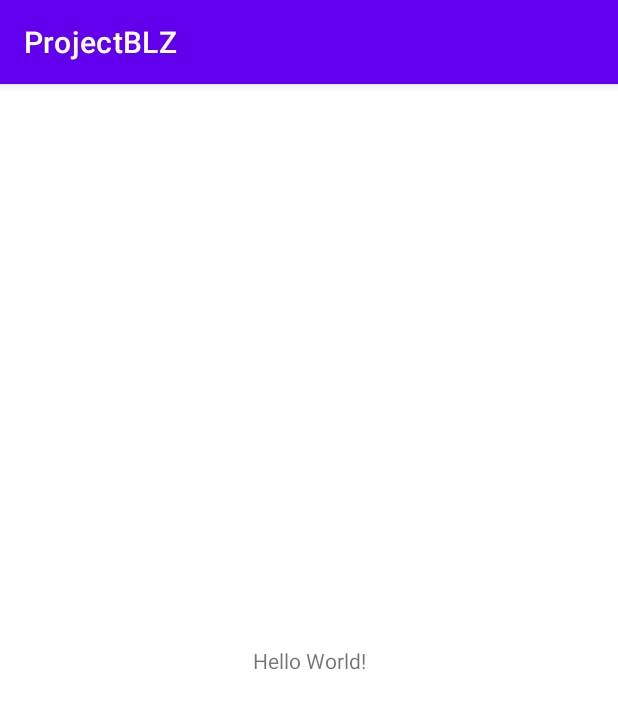
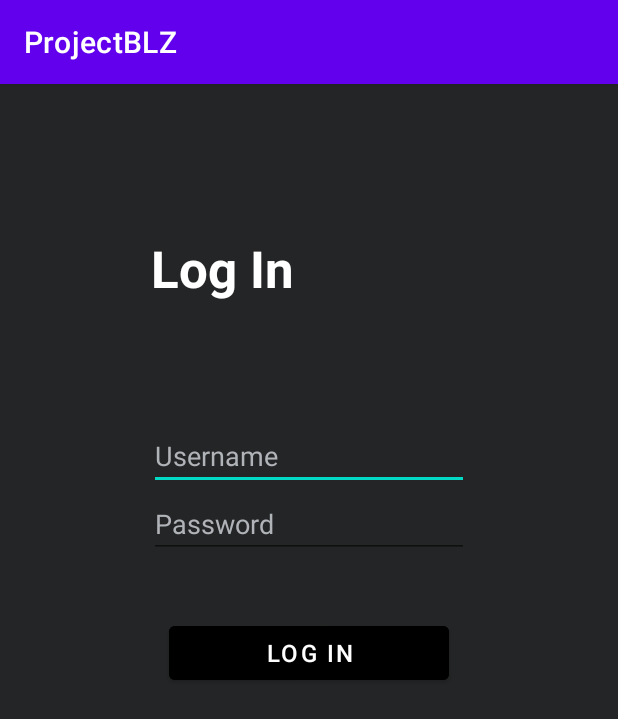
Before and after one commit to ZhouRicky/CIS-4515-Binns-Lan-Zhou, an Android app: the screen it shows after launch (LoginActivity), on a phone screen of 412 x 824 dp. Shown: the top 719 px of the screen. Run offline under Robolectric (Android 15) with nearby library versions, the phone set to English and light mode, and no system bars.

Commit message:
Started login screen creation

```diff
--- a/ProjectBLZ/app/src/main/res/layout/activity_login.xml
+++ b/ProjectBLZ/app/src/main/res/layout/activity_login.xml
@@ -4,15 +4,75 @@
     xmlns:tools="http://schemas.android.com/tools"
     android:layout_width="match_parent"
     android:layout_height="match_parent"
+    android:background="@color/dark_gray"
     tools:context=".LoginActivity">
 
     <TextView
+        android:id="@+id/loginTextView"
         android:layout_width="wrap_content"
         android:layout_height="wrap_content"
-        android:text="Hello World!"
-        app:layout_constraintBottom_toBottomOf="parent"
-        app:layout_constraintLeft_toLeftOf="parent"
-        app:layout_constraintRight_toRightOf="parent"
+        android:layout_marginTop="100dp"
+        android:text="@string/login_title_text"
+        android:textColor="@color/white"
+        android:textSize="34sp"
+        android:textStyle="bold"
+        app:layout_constraintEnd_toEndOf="parent"
+        app:layout_constraintHorizontal_bias="0.317"
+        app:layout_constraintStart_toStartOf="parent"
         app:layout_constraintTop_toTopOf="parent" />
 
+    <EditText
+        android:id="@+id/usernameEditText"
+        android:layout_width="wrap_content"
+        android:layout_height="wrap_content"
+        android:layout_marginTop="80dp"
+        android:ems="10"
+        android:hint="Username"
+        android:inputType="textPersonName"
+        android:textColor="@color/white"
+        android:textColorHint="#B0B3B8"
+        app:layout_constraintEnd_toEndOf="parent"
+        app:layout_constraintHorizontal_bias="0.5
+"
+        app:layout_constraintStart_toStartOf="parent"
+        app:layout_constraintTop_toBottomOf="@+id/loginTextView" />
+
+    <EditText
+        android:id="@+id/passwordEditText"
+        android:layout_width="wrap_content"
+        android:layout_height="wrap_content"
+        android:ems="10"
+        android:hint="Password"
+        android:inputType="textPassword"
+        android:textColor="@color/white"
+        android:textColorHint="#B0B3B8"
+        app:layout_constraintEnd_toEndOf="parent"
+        app:layout_constraintHorizontal_bias="0.5"
+        app:layout_constraintStart_toStartOf="parent"
+        app:layout_constraintTop_toBottomOf="@+id/usernameEditText" />
+
+    <TextView
+        android:id="@+id/incorrectInfoTextView"
+        android:layout_width="wrap_content"
+        android:layout_height="wrap_content"
+        android:ems="12"
+        android:textColor="@android:color/holo_red_light"
+        app:layout_constraintEnd_toEndOf="parent"
+        app:layout_constraintHorizontal_bias="0.5"
+        app:layout_constraintStart_toStartOf="parent"
+        app:layout_constraintTop_toBottomOf="@+id/passwordEditText" />
+
+    <Button
+        android:id="@+id/loginButton"
+        android:layout_width="wrap_content"
+        android:layout_height="wrap_content"
+        android:layout_marginTop="20dp"
+        android:backgroundTint="@color/black"
+        android:ems="10"
+        android:text="@string/login_button"
+        android:textSize="16sp"
+        app:layout_constraintEnd_toEndOf="parent"
+        app:layout_constraintHorizontal_bias="0.5"
+        app:layout_constraintStart_toStartOf="parent"
+        app:layout_constraintTop_toBottomOf="@+id/incorrectInfoTextView" />
 </androidx.constraintlayout.widget.ConstraintLayout>
--- a/ProjectBLZ/app/src/main/res/values/colors.xml
+++ b/ProjectBLZ/app/src/main/res/values/colors.xml
@@ -7,4 +7,5 @@
     <color name="teal_700">#FF018786</color>
     <color name="black">#FF000000</color>
     <color name="white">#FFFFFFFF</color>
+    <color name="dark_gray">#242526</color>
 </resources>
--- a/ProjectBLZ/app/src/main/res/values/strings.xml
+++ b/ProjectBLZ/app/src/main/res/values/strings.xml
@@ -1,3 +1,5 @@
 <resources>
     <string name="app_name">ProjectBLZ</string>
+    <string name="login_title_text">Log In</string>
+    <string name="login_button">Log in</string>
 </resources>
```
Also changed, not shown: 1 other file.
